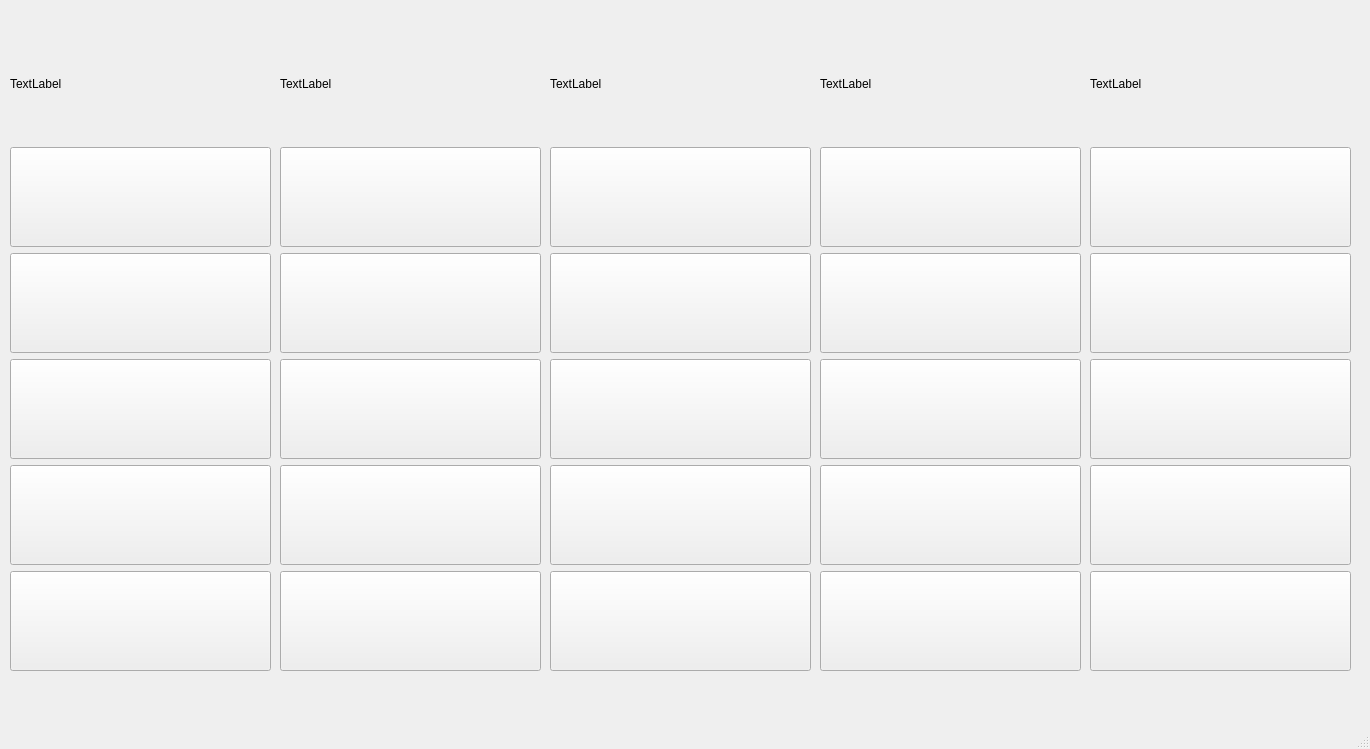
Above: MainWindow.ui from isisgomez28/JeopardyPyPro before the change. Below: the same form after it.
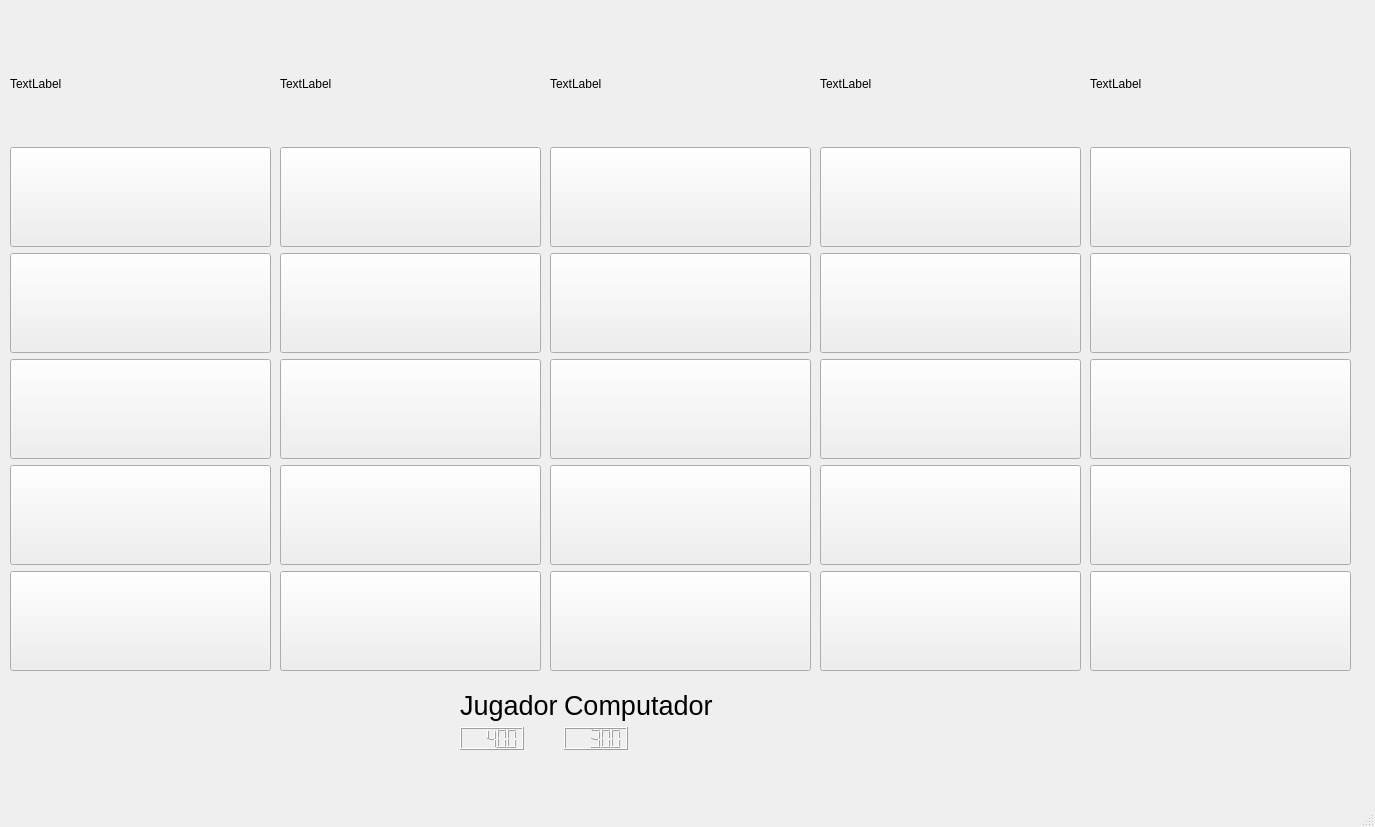
That is the form after the change.

Commit message: Arreglar codigo del GUI + dar estilo

```diff
--- a/MainWindow.ui
+++ b/MainWindow.ui
@@ -6,8 +6,8 @@
    <rect>
     <x>0</x>
     <y>0</y>
-    <width>1370</width>
-    <height>749</height>
+    <width>1375</width>
+    <height>827</height>
    </rect>
   </property>
   <property name="windowTitle">
@@ -919,6 +919,81 @@
      </item>
     </layout>
    </widget>
+   <widget class="QWidget" name="formLayoutWidget">
+    <property name="geometry">
+     <rect>
+      <x>460</x>
+      <y>690</y>
+      <width>431</width>
+      <height>91</height>
+     </rect>
+    </property>
+    <layout class="QFormLayout" name="formLayout">
+     <property name="fieldGrowthPolicy">
+      <enum>QFormLayout::FieldsStayAtSizeHint</enum>
+     </property>
+     <item row="0" column="1">
+      <widget class="QLabel" name="label">
+       <property name="font">
+        <font>
+         <pointsize>20</pointsize>
+        </font>
+       </property>
+       <property name="text">
+        <string>Computador</string>
+       </property>
+       <property name="margin">
+        <number>5</number>
+       </property>
+      </widget>
+     </item>
+     <item row="2" column="0">
+      <widget class="QLCDNumber" name="lcdNumber_Jugador">
+       <property name="font">
+        <font>
+         <pointsize>20</pointsize>
+        </font>
+       </property>
+       <property name="value" stdset="0">
+        <double>400.000000000000000</double>
+       </property>
+      </widget>
+     </item>
+     <item row="0" column="0">
+      <widget class="QLabel" name="label_6">
+       <property name="maximumSize">
+        <size>
+         <width>16777215</width>
+         <height>16777215</height>
+        </size>
+       </property>
+       <property name="font">
+        <font>
+         <pointsize>20</pointsize>
+        </font>
+       </property>
+       <property name="text">
+        <string>Jugador</string>
+       </property>
+       <property name="margin">
+        <number>5</number>
+       </property>
+      </widget>
+     </item>
+     <item row="2" column="1">
+      <widget class="QLCDNumber" name="lcdNumber_Copmutador">
+       <property name="font">
+        <font>
+         <pointsize>20</pointsize>
+        </font>
+       </property>
+       <property name="value" stdset="0">
+        <double>300.000000000000000</double>
+       </property>
+      </widget>
+     </item>
+    </layout>
+   </widget>
    <zorder>verticalLayoutWidget</zorder>
    <zorder>verticalLayoutWidget_2</zorder>
    <zorder>verticalLayoutWidget_3</zorder>
```
Left out of the diff: 3 changed lines with no effect on the pictures. The commit also changes 3 other files.
